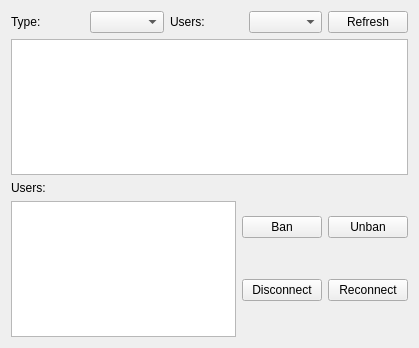
Before: the Qt Designer form sources/adminpanel.ui in KorSav28/Final_Project_CHAT, drawn with Qt 5.
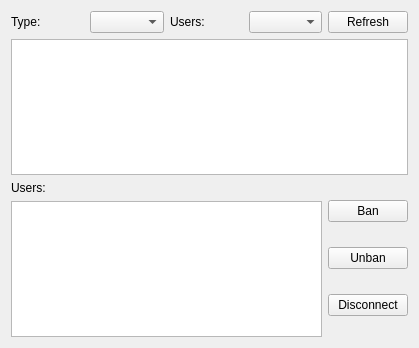
After: the same form once the commit is applied.

What changed in the file:
```diff
--- a/sources/adminpanel.ui
+++ b/sources/adminpanel.ui
@@ -79,6 +79,8 @@
            </property>
           </widget>
          </item>
+        </layout>
+       </item>
          <item>
           <widget class="QPushButton" name="unbanUserButton">
            <property name="text">
@@ -86,8 +88,6 @@
            </property>
           </widget>
          </item>
-        </layout>
-       </item>
        <item>
         <layout class="QHBoxLayout" name="horizontalLayout_2">
          <item>
@@ -97,13 +97,6 @@
            </property>
           </widget>
          </item>
-         <item>
-          <widget class="QPushButton" name="reconnectUserButton">
-           <property name="text">
-            <string>Reconnect</string>
-           </property>
-          </widget>
-         </item>
         </layout>
        </item>
       </layout>
```
Lines whose indentation alone changed are shown as unchanged.
